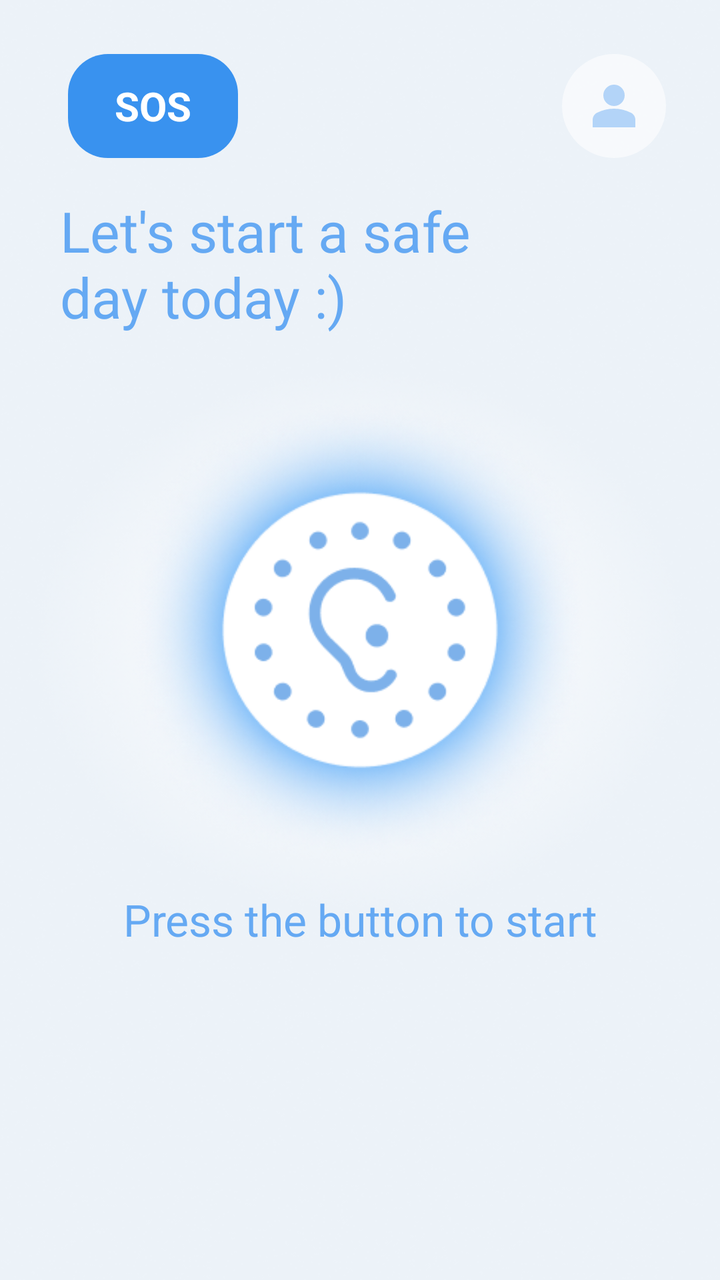
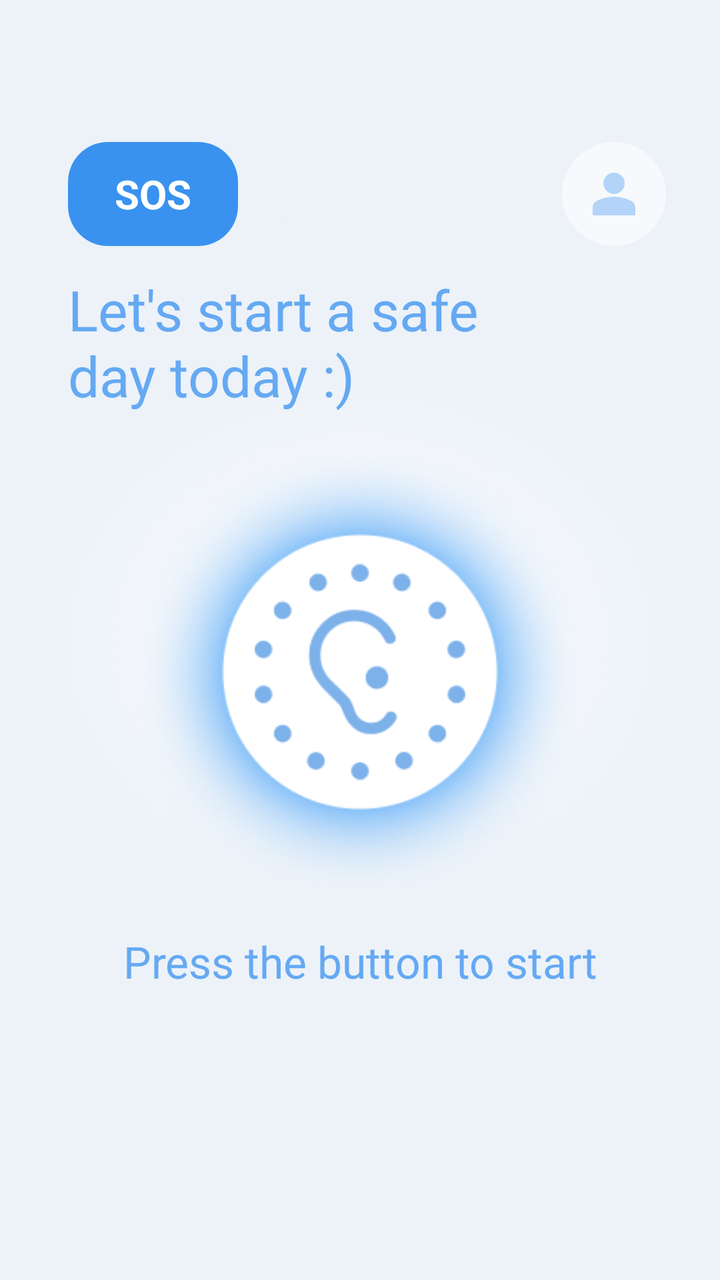

Compare the two renders of this Android layout. The source of the first and the diff that turns it into the second are given below.
<!-- AndroidManifest.xml: application theme Theme.Mutism -->
<!-- res/layout/activity_main.xml -->
<?xml version="1.0" encoding="utf-8"?>
<androidx.constraintlayout.widget.ConstraintLayout
    xmlns:android="http://schemas.android.com/apk/res/android"
    xmlns:app="http://schemas.android.com/apk/res-auto"
    android:id="@+id/main"
    android:layout_width="match_parent"
    android:layout_height="match_parent"
    android:background="@drawable/bg_main3"
    android:clipChildren="false"
    android:clipToPadding="false">

    <FrameLayout
        android:id="@+id/btn_sos_container"
        android:layout_width="wrap_content"
        android:layout_height="wrap_content"
        android:layout_marginTop="27dp"
        android:layout_marginStart="34dp"
        android:background="@drawable/btn_sos_bg"
        android:clickable="true"
        android:focusable="true"
        app:layout_constraintStart_toStartOf="parent"
        app:layout_constraintTop_toTopOf="parent" >

        <TextView
            android:id="@+id/btn_sos"
            android:layout_width="85dp"
            android:layout_height="52dp"
            android:gravity="center"
            android:text="@string/button_sos"
            android:textColor="@color/white"
            android:textSize="20sp"
            android:textStyle="bold" />
    </FrameLayout>


    <ImageView
        android:id="@+id/btn_my_page"
        android:layout_width="wrap_content"
        android:layout_height="wrap_content"
        android:layout_marginTop="27dp"
        android:layout_marginEnd="27dp"
        android:src="@drawable/btn_my_page"
        app:layout_constraintEnd_toEndOf="parent"
        app:layout_constraintTop_toTopOf="parent"/>

    <TextView
        android:id="@+id/tv_welcome"
        android:layout_width="wrap_content"
        android:layout_height="wrap_content"
        android:layout_marginStart="30dp"
        android:layout_marginBottom="31dp"
        android:text="@string/text_main_welcome"
        android:textColor="@color/color_primary_light"
        android:textSize="28sp"
        app:layout_constraintStart_toStartOf="parent"
        app:layout_constraintBottom_toTopOf="@+id/btn_start"/>

    <TextView
        android:id="@+id/tv_recording"
        android:layout_width="wrap_content"
        android:layout_height="wrap_content"
        android:layout_marginBottom="27dp"
        android:visibility="gone"
        android:text="@string/text_main_recording"
        android:textColor="@color/color_primary"
        android:textSize="24sp"
        app:layout_constraintBottom_toTopOf="@+id/btn_start"
        app:layout_constraintStart_toStartOf="parent"
        app:layout_constraintEnd_toEndOf="parent" />

    <androidx.constraintlayout.widget.Guideline
        android:id="@+id/guideline_top"
        android:layout_width="wrap_content"
        android:layout_height="wrap_content"
        android:orientation="horizontal"
        app:layout_constraintGuide_percent="0.492" />

    <ImageView
        android:id="@+id/btn_start"
        android:layout_width="234dp"
        android:layout_height="234dp"
        android:src="@drawable/btn_start"
        app:layout_constraintStart_toStartOf="parent"
        app:layout_constraintEnd_toEndOf="parent"
        app:layout_constraintTop_toTopOf="@id/guideline_top"
        app:layout_constraintBottom_toBottomOf="@id/guideline_top" />

    <TextView
        android:id="@+id/main_tv_explain"
        android:layout_width="wrap_content"
        android:layout_height="wrap_content"
        android:layout_marginTop="13dp"
        android:text="@string/text_main_start"
        android:textColor="@color/color_primary_light"
        android:textSize="22sp"
        app:layout_constraintTop_toBottomOf="@+id/btn_start"
        app:layout_constraintStart_toStartOf="parent"
        app:layout_constraintEnd_toEndOf="parent" />

    <TextView
        android:id="@+id/tv_now_hear"
        android:layout_width="wrap_content"
        android:layout_height="wrap_content"
        android:layout_marginStart="36dp"
        android:layout_marginBottom="150dp"
        android:text="@string/text_current_noise_label"
        android:textColor="@color/color_primary_dark"
        android:textSize="20sp"
        android:visibility="gone"
        app:layout_constraintBottom_toBottomOf="parent"
        app:layout_constraintStart_toStartOf="parent" />

    <LinearLayout
        android:id="@+id/list_container"
        android:layout_width="match_parent"
        android:layout_height="wrap_content"
        android:layout_marginTop="4dp"
        android:orientation="vertical"
        android:visibility="gone"
        app:layout_constraintTop_toBottomOf="@+id/tv_now_hear"
        app:layout_constraintStart_toStartOf="parent"
        app:layout_constraintEnd_toEndOf="parent" />
 </androidx.constraintlayout.widget.ConstraintLayout>
<!-- resources referenced by this layout -->
<resources>
  <color name="color_primary">#3992EF</color>
  <color name="color_primary_dark">#2869B0</color>
  <color name="color_primary_light">#65A9F3</color>
  <color name="white">#FFFFFFFF</color>
  <!-- drawable btn_sos_bg (drawable) -->
  <?xml version="1.0" encoding="utf-8"?>
  <shape xmlns:android="http://schemas.android.com/apk/res/android"
      android:shape="rectangle">
  
      <solid android:color="@color/color_primary" />
      <corners android:radius="20dp" />
  </shape>
  <string name="button_sos">SOS</string>
  <string name="text_current_noise_label">Now you hear :</string>
  <string name="text_main_recording">Measuring sound...</string>
  <string name="text_main_start">Press the button to start</string>
  <string name="text_main_welcome">Let\'s start a safe\nday today :)</string>
  <style name="Theme.Mutism" parent="Base.Theme.Mutism" />
  <style name="Base.Theme.Mutism" parent="Theme.MaterialComponents.DayNight.NoActionBar">
          <item name="colorPrimary">@color/color_noise_bg</item> 
          <item name="chipStyle">@style/CustomChip</item>
      </style>
  <color name="color_noise_bg">#86B9EF</color>
  <style name="CustomChip" parent="@style/Widget.MaterialComponents.Chip.Filter">
          <item name="chipBackgroundColor">@color/chip_bg_color_selector</item>
          <item name="chipStrokeColor">@color/chip_stroke_selector</item>
          <item name="chipStrokeWidth">1dp</item>
  
          <item name="android:textColor">@color/chip_text_color_selector</item>
          <item name="checkedIcon">@drawable/tac_checked</item>
  
          <item name="closeIcon">@drawable/chip_cancel</item>
          <item name="closeIconTint">@color/white</item>
          <item name="closeIconSize">14dp</item>
          <item name="paddingStart">10dp</item>
          <item name="paddingEnd">10dp</item>
      </style>
  <!-- drawable tac_checked (drawable) -->
  <vector xmlns:android="http://schemas.android.com/apk/res/android"
      android:width="12dp"
      android:height="12dp"
      android:viewportWidth="12"
      android:viewportHeight="12">
    <path
        android:pathData="M6,6m-6,0a6,6 0,1 1,12 0a6,6 0,1 1,-12 0"
        android:fillColor="#86B9EF"/>
    <path
        android:pathData="M9.182,3.703C9.276,3.797 9.328,3.924 9.328,4.057C9.328,4.189 9.276,4.316 9.182,4.41L5.434,8.158C5.385,8.207 5.326,8.247 5.261,8.274C5.197,8.3 5.127,8.314 5.057,8.314C4.987,8.314 4.918,8.3 4.853,8.274C4.788,8.247 4.729,8.207 4.68,8.158L2.818,6.296C2.77,6.25 2.732,6.195 2.706,6.134C2.68,6.073 2.666,6.007 2.665,5.941C2.665,5.875 2.677,5.809 2.703,5.747C2.728,5.686 2.765,5.63 2.812,5.583C2.859,5.536 2.914,5.499 2.976,5.474C3.037,5.449 3.103,5.436 3.17,5.437C3.236,5.437 3.302,5.451 3.363,5.477C3.424,5.503 3.479,5.541 3.525,5.589L5.057,7.121L8.475,3.703C8.521,3.657 8.576,3.62 8.637,3.595C8.698,3.57 8.763,3.557 8.828,3.557C8.894,3.557 8.959,3.57 9.02,3.595C9.08,3.62 9.135,3.657 9.182,3.703Z"
        android:fillColor="#ffffff"
        android:fillType="evenOdd"/>
  </vector>
  <!-- drawable chip_cancel (drawable) -->
  <vector xmlns:android="http://schemas.android.com/apk/res/android"
      android:width="20dp"
      android:height="20dp"
      android:viewportWidth="6"
      android:viewportHeight="6">
    <path
        android:pathData="M0.9407,5.0599L3.0004,3.0002L5.0602,5.0599M5.0602,0.9404L3,3.0002L0.9407,0.9404"
        android:strokeLineJoin="round"
        android:strokeWidth="0.5"
        android:fillColor="#00000000"
        android:strokeColor="#ffffff"
        android:strokeLineCap="round"/>
  </vector>
  <!-- unchanged entries left out for length: 3 -->
</resources>

<!-- the commit's change to res/layout/activity_main.xml (unified diff, before → after) -->
@@ -13,7 +13,7 @@
         android:id="@+id/btn_sos_container"
         android:layout_width="wrap_content"
         android:layout_height="wrap_content"
-        android:layout_marginTop="27dp"
+        android:layout_marginTop="71dp"
         android:layout_marginStart="34dp"
         android:background="@drawable/btn_sos_bg"
         android:clickable="true"
@@ -37,7 +37,7 @@
         android:id="@+id/btn_my_page"
         android:layout_width="wrap_content"
         android:layout_height="wrap_content"
-        android:layout_marginTop="27dp"
+        android:layout_marginTop="71dp"
         android:layout_marginEnd="27dp"
         android:src="@drawable/btn_my_page"
         app:layout_constraintEnd_toEndOf="parent"
@@ -47,13 +47,13 @@
         android:id="@+id/tv_welcome"
         android:layout_width="wrap_content"
         android:layout_height="wrap_content"
-        android:layout_marginStart="30dp"
-        android:layout_marginBottom="31dp"
+        android:layout_marginStart="34dp"
         android:text="@string/text_main_welcome"
         android:textColor="@color/color_primary_light"
         android:textSize="28sp"
         app:layout_constraintStart_toStartOf="parent"
-        app:layout_constraintBottom_toTopOf="@+id/btn_start"/>
+        app:layout_constraintBottom_toTopOf="@+id/btn_start"
+        app:layout_constraintTop_toBottomOf="@+id/btn_sos_container" />
 
     <TextView
         android:id="@+id/tv_recording"
@@ -73,7 +73,7 @@
         android:layout_width="wrap_content"
         android:layout_height="wrap_content"
         android:orientation="horizontal"
-        app:layout_constraintGuide_percent="0.492" />
+        app:layout_constraintGuide_percent="0.525" />
 
     <ImageView
         android:id="@+id/btn_start"
